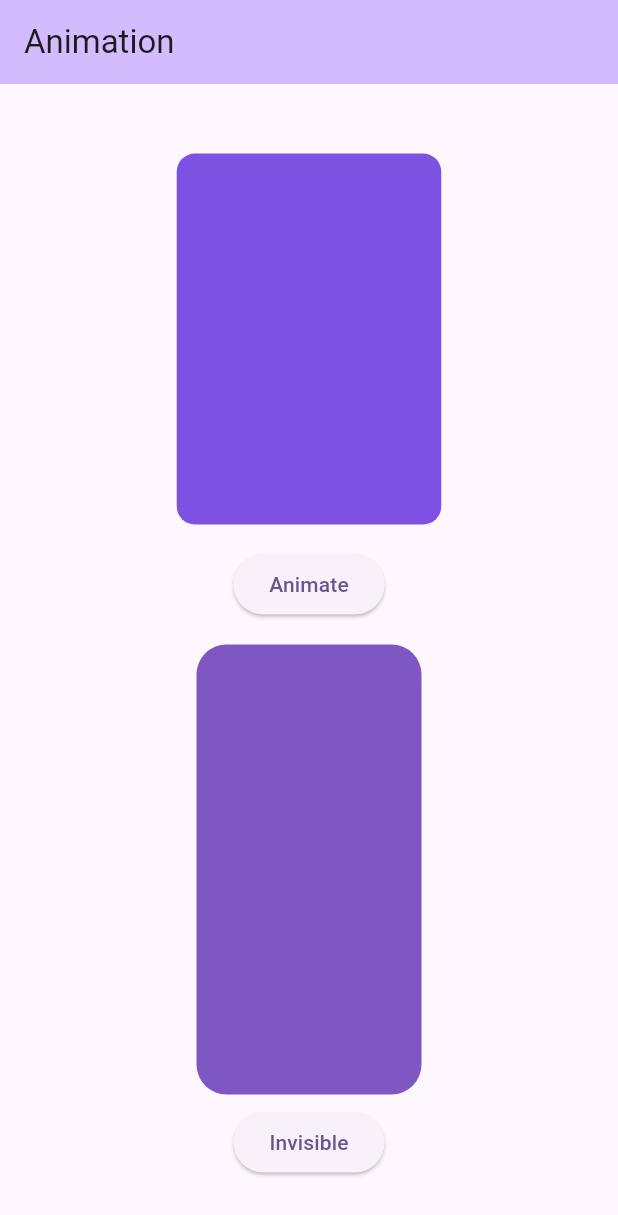
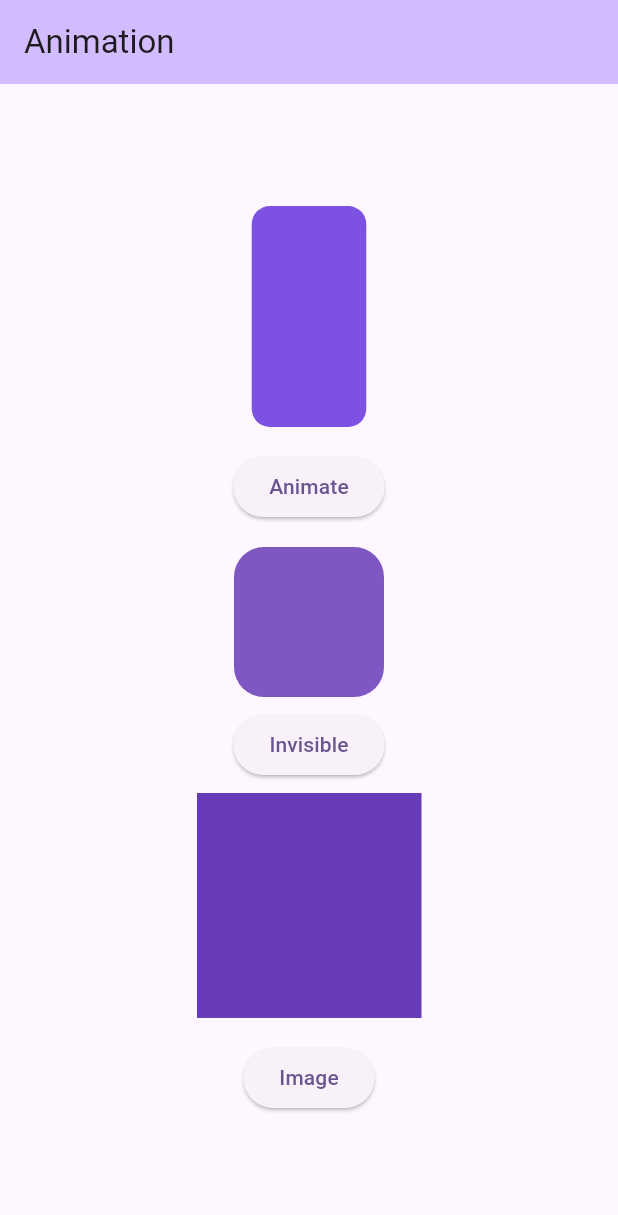
Before and after one commit to sajolkk/Flutter-basic, a Flutter app: the screen it shows after launch, after a tap on "Animate", on a phone screen of 412 x 824 dp. Shown: the top 1215 px of the screen. Run offline on Flutter 3.47's test engine with Material 2 defaults, Android fonts, the phone set to English and light mode, and no system bars; our stand-ins replace font_awesome_flutter; missing offline and left inert: dart:ffi.

Commit message:
learn flutter animation

```diff
--- a/animation/lib/main.dart
+++ b/animation/lib/main.dart
@@ -56,8 +56,8 @@ class MyHomePage extends StatefulWidget {
 }
 
 class _MyHomePageState extends State<MyHomePage> {
-  var _width = 200.0;
-  var _height = 200.0;
+  var _width = 100.0;
+  var _height = 100.0;
   bool trigger = true;
   Decoration myDeco = BoxDecoration(
     borderRadius: BorderRadius.circular(5),
@@ -67,6 +67,9 @@ class _MyHomePageState extends State<MyHomePage> {
   var myOpacity = 1.0;
   bool isVisible = true;
   String visibility = "Invisible";
+
+  bool isFirst = true;
+  String crossBtnText = "Image";
 
   @override
   Widget build(BuildContext context) {
@@ -106,16 +109,16 @@ class _MyHomePageState extends State<MyHomePage> {
                   onPressed: () {
                     setState(() {
                       if (trigger) {
-                        _height = 300;
-                        _width = 150;
+                        _height = 200;
+                        _width = 50;
                         trigger = false;
                         myDeco = BoxDecoration(
                           borderRadius: BorderRadius.circular(20),
                           color: Colors.deepPurple.shade400,
                         );
                       } else {
-                        _height = 200.0;
-                        _width = 200.0;
+                        _height = 100.0;
+                        _width = 100.0;
                         trigger = true;
                         myDeco = BoxDecoration(
                           borderRadius: BorderRadius.circular(5),
@@ -133,25 +136,73 @@ class _MyHomePageState extends State<MyHomePage> {
                 curve: Curves.bounceInOut,
                 duration: Duration(seconds: 2),
                 child: Container(
-                  height: _height,
-                  width: _width,
+                  height: 100,
+                  width: 100,
                   decoration: myDeco,
                 ),
               ),
             ),
-
-            ElevatedButton(onPressed: (){
+            ElevatedButton(
+                onPressed: () {
                   setState(() {
-                if(isVisible){
+                    if (isVisible) {
                       myOpacity = 0.0;
                       visibility = "Visible";
-                }else{
+                    } else {
                       myOpacity = 1.0;
                       visibility = "Invisible";
                     }
                     isVisible = !isVisible;
                   });
-            }, child: Text(visibility)),
+                },
+                child: Text(visibility)),
+
+            Padding(
+              padding: const EdgeInsets.all(8.0),
+              child: AnimatedCrossFade(
+                  sizeCurve: Curves.slowMiddle,
+                  firstChild: Container(
+                    height: 150,
+                    width: 150,
+                    color: Colors.deepPurple,
+                    child: Column(
+                      crossAxisAlignment: CrossAxisAlignment.center,
+                      mainAxisAlignment: MainAxisAlignment.center,
+                      children: [
+                        Padding(
+                          padding: const EdgeInsets.all(8.0),
+                          // child: Text("Hey, I'm Sajal and my sweet niece Payal.", style: TextStyle(color: Colors.white, fontSize: 15, fontWeight: FontWeight.w500),),
+                        ),
+                      ],
+                    ),
+                  ),
+                  secondChild: Column(
+                    children: [
+                      Image.asset('assets/images/payel.jpg',
+                        height: 200,
+                        width: 200,
+                      ),
+                      Text("Hey, I'm Sajal and my sweet niece Payal.", style: TextStyle(color: Colors.deepPurple, fontWeight: FontWeight.w700),),
+                    ],
+                  ),
+                  crossFadeState: isFirst? CrossFadeState.showFirst : CrossFadeState.showSecond,
+                  duration: Duration(seconds: 2)),
+
+            ),
+
+            Padding(
+              padding: const EdgeInsets.all(8.0),
+              child: ElevatedButton(onPressed: (){
+                setState(() {
+                  if(isFirst){
+                    crossBtnText = "Box";
+                  }else{
+                    crossBtnText = "Image";
+                  }
+                  isFirst = !isFirst;
+                });
+              }, child: Text(crossBtnText)),
+            ),
           ],
         ),
       ), // This trailing comma makes auto-formatting nicer for build methods.
```
Also changed, not shown: animation/pubspec.yaml (+22 -2 lines), animation/assets/images/payel.jpg (added), animation/pubspec.lock, 41 other files. Lines whose indentation alone changed are shown as unchanged.
